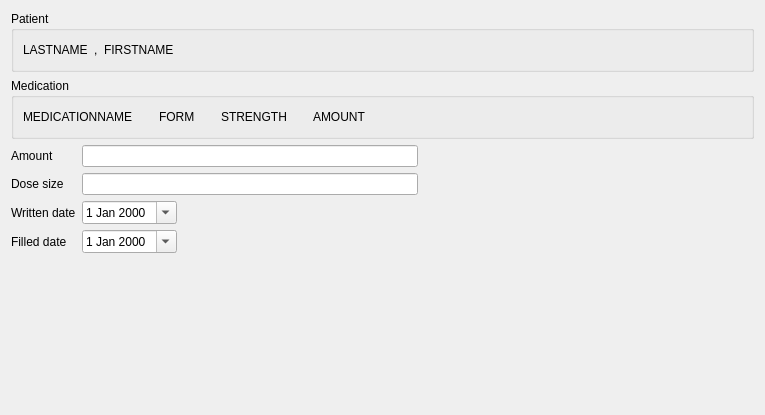
Above: mtrack/apw_page01.ui from kyledevans/Medicine-Track before the change. Below: the same form after it.
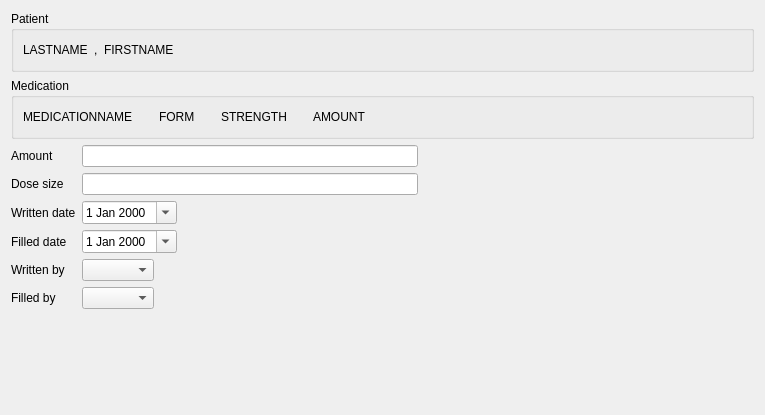
That is the form after the change.

Commit message: Fixed a bug with inventory. 	modified:   mtrack/alterprescriptionwizard.cpp 	modified:   mtrack/altershipmentwizard.cpp 	modified:   mtrack/apw_page01.ui 	modified:   mtrack/asw_page00.cpp 	modified:   mtrack/asw_page00.ui 	modified:   mtrack/inventoryframe.cpp 	modified:   mtrack/inventoryframe.ui 	modified:   mtrack/shipmentrecord.cpp

Patch:
```diff
--- a/mtrack/apw_page01.ui
+++ b/mtrack/apw_page01.ui
@@ -157,6 +157,9 @@
    </item>
    <item>
     <layout class="QFormLayout" name="formLayout">
+     <property name="fieldGrowthPolicy">
+      <enum>QFormLayout::AllNonFixedFieldsGrow</enum>
+     </property>
      <item row="0" column="0">
       <widget class="QLabel" name="amountLabel">
        <property name="text">
@@ -273,6 +276,60 @@
        </item>
       </layout>
      </item>
+     <item row="4" column="0">
+      <widget class="QLabel" name="writtenByLabel">
+       <property name="text">
+        <string>Written by</string>
+       </property>
+      </widget>
+     </item>
+     <item row="4" column="1">
+      <layout class="QHBoxLayout" name="horizontalLayout">
+       <item>
+        <widget class="QComboBox" name="writtenByField"/>
+       </item>
+       <item>
+        <spacer name="horizontalSpacer">
+         <property name="orientation">
+          <enum>Qt::Horizontal</enum>
+         </property>
+         <property name="sizeHint" stdset="0">
+          <size>
+           <width>40</width>
+           <height>20</height>
+          </size>
+         </property>
+        </spacer>
+       </item>
+      </layout>
+     </item>
+     <item row="5" column="0">
+      <widget class="QLabel" name="filledByLabel">
+       <property name="text">
+        <string>Filled by</string>
+       </property>
+      </widget>
+     </item>
+     <item row="5" column="1">
+      <layout class="QHBoxLayout" name="horizontalLayout_2">
+       <item>
+        <widget class="QComboBox" name="filledByField"/>
+       </item>
+       <item>
+        <spacer name="horizontalSpacer_2">
+         <property name="orientation">
+          <enum>Qt::Horizontal</enum>
+         </property>
+         <property name="sizeHint" stdset="0">
+          <size>
+           <width>40</width>
+           <height>20</height>
+          </size>
+         </property>
+        </spacer>
+       </item>
+      </layout>
+     </item>
     </layout>
    </item>
    <item>
```
Left out of the diff: 80 changed lines with no effect on the pictures. The commit also changes 7 other files.
